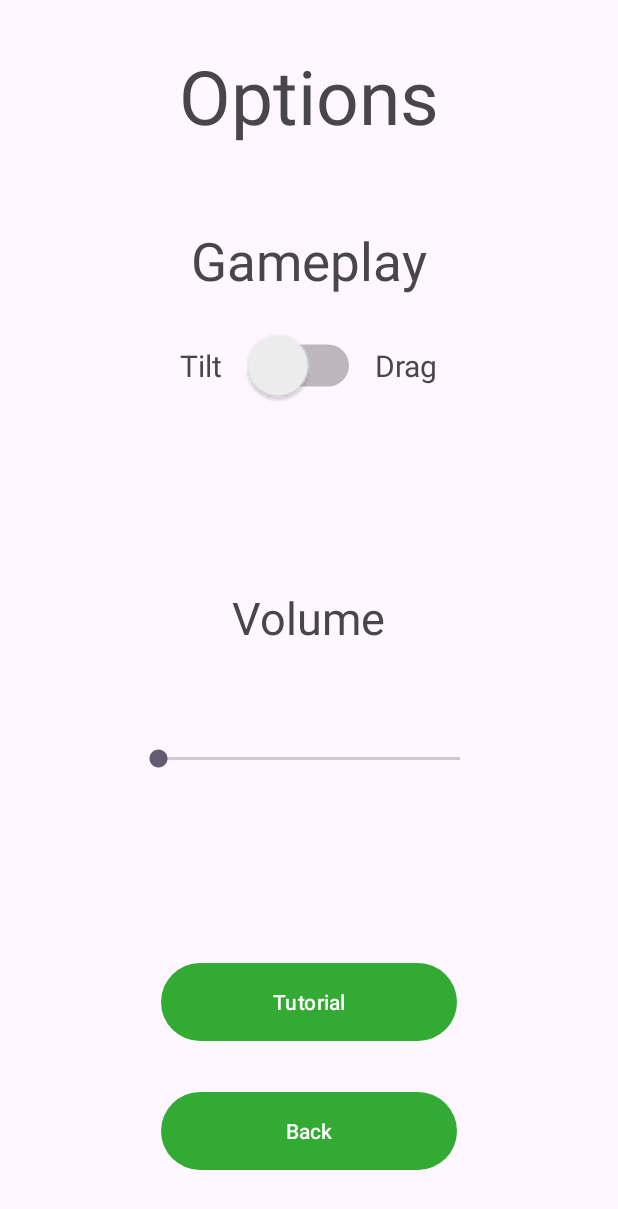
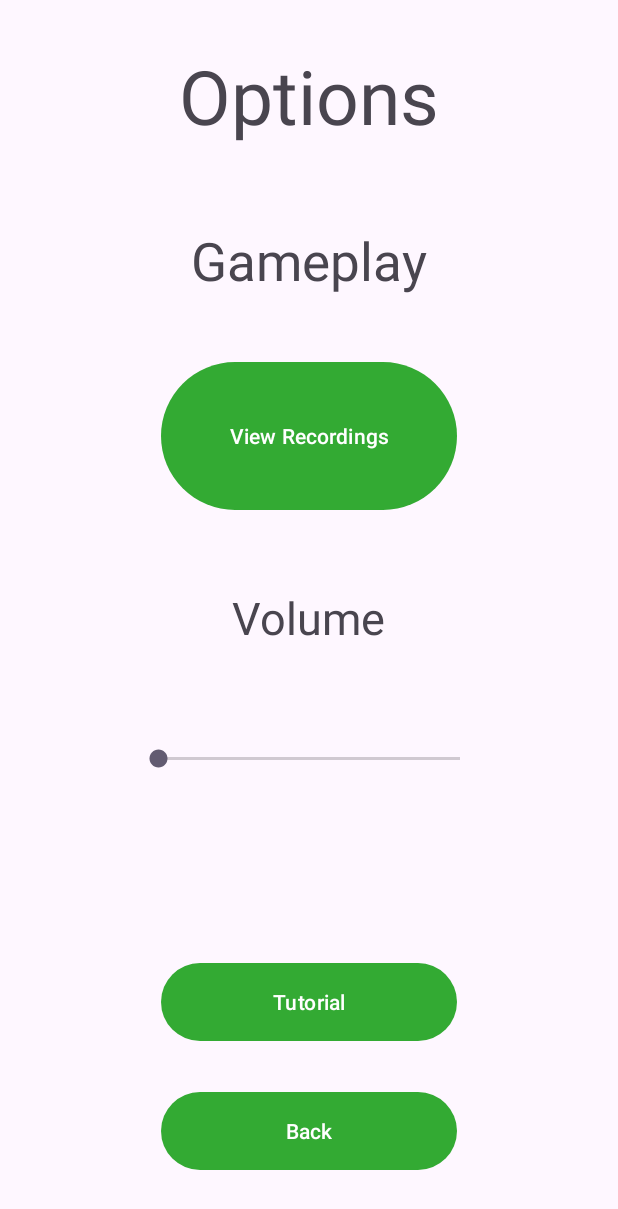
Before and after one commit to JoshLiu1015/Android-Game-BeetBoxing, an Android app: the SettingsActivity screen opened directly, with no data from a screen before it, on a phone screen of 412 x 824 dp. Shown: the top 1209 px of the screen. Run offline under Robolectric (Android 15) with nearby library versions, the phone set to English and light mode, and no system bars.

Commit message:
add a route to the recording screen

```diff
--- a/app/src/main/java/com/cs407/beet_boxing/activities/SettingsActivity.java
+++ b/app/src/main/java/com/cs407/beet_boxing/activities/SettingsActivity.java
@@ -4,17 +4,14 @@ import android.content.Context;
 import android.content.Intent;
 import android.media.AudioManager;
 import android.os.Bundle;
-import android.util.Log;
 import android.widget.Button;
 import android.widget.SeekBar;
-import android.widget.Switch;
 
 import androidx.appcompat.app.AppCompatActivity;
 
 import com.cs407.beet_boxing.R;
 import com.cs407.beet_boxing.persistence.ConfigData;
 import com.cs407.beet_boxing.persistence.PersistentInfo;
-import com.cs407.beet_boxing.util.EnumControlScheme;
 
 public class SettingsActivity extends AppCompatActivity {
 
@@ -35,6 +32,11 @@ public class SettingsActivity extends AppCompatActivity {
         tutorialButton = findViewById(R.id.tutorialButton);
         tutorialButton.setOnClickListener(v -> {
             startActivity(new Intent(this, HelpActivity.class));
+            finish();
+        });
+        Button recordingsListButton = findViewById(R.id.recordingsListButton);
+        recordingsListButton.setOnClickListener(v -> {
+            startActivity(new Intent(this, RecordingsListActivity.class));
             finish();
         });
 
@@ -77,12 +79,12 @@ public class SettingsActivity extends AppCompatActivity {
             }
         });
 
-        Switch controlSchemeSwitch = findViewById(R.id.switch3);
+        /*Switch controlSchemeSwitch = findViewById(R.id.switch3);
         controlSchemeSwitch.setChecked(config.getControlScheme() == EnumControlScheme.DRAG);
         controlSchemeSwitch.setOnCheckedChangeListener((buttonView, isChecked) -> {
             config.setControlScheme(isChecked ? EnumControlScheme.DRAG : EnumControlScheme.TILT);
             Log.i("INFO", "control scheme: " + (isChecked ? "Drag" : "Tilt"));
-        });
+        });*/
     }
 
     public void backToMain() {
--- a/app/src/main/res/layout/settings_activity.xml
+++ b/app/src/main/res/layout/settings_activity.xml
@@ -24,23 +24,19 @@
         android:text="Gameplay"
         android:textSize="35dp"/>
 
-    <TextView
-        android:id="@+id/tilt"
+    <Button
+        android:id="@+id/recordingsListButton"
         android:layout_width="wrap_content"
         android:layout_height="wrap_content"
-        android:layout_marginTop="230dp"
-        android:text="Tilt"
-        android:layout_marginLeft="120dp"
-        android:textSize="20dp"/>
-
-    <TextView
-        android:id="@+id/drag"
-        android:layout_width="wrap_content"
-        android:layout_height="wrap_content"
-        android:layout_marginTop="230dp"
-        android:text="Drag"
-        android:layout_marginLeft="250dp"
-        android:textSize="20dp"/>
+        android:layout_above="@+id/volume"
+        android:layout_below="@+id/gameplay"
+        android:layout_alignParentStart="true"
+        android:layout_alignParentEnd="true"
+        android:layout_marginStart="107dp"
+        android:layout_marginTop="40dp"
+        android:layout_marginEnd="107dp"
+        android:layout_marginBottom="47dp"
+        android:text="View Recordings" />
 
     <TextView
         android:id="@+id/volume"
@@ -64,15 +60,6 @@
         android:layout_marginEnd="89dp"
         android:layout_marginBottom="98dp" />
 
-    <Switch
-        android:id="@+id/switch3"
-        android:layout_width="wrap_content"
-        android:layout_height="wrap_content"
-        android:layout_centerHorizontal="true"
-        android:layout_marginTop="230dp"
-        android:scaleX="2"
-        android:scaleY="2" />
-
 
     <Button
         android:id="@+id/tutorialButton"
```
